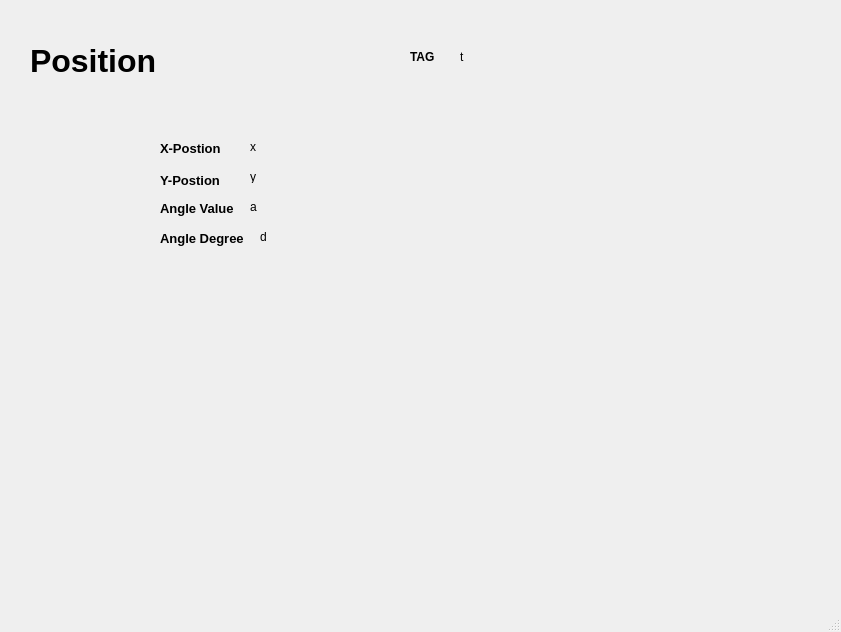
First picture: the form in PGVDSG.ui, repository NOEMOJI041/PGV_GUI, before the edit.
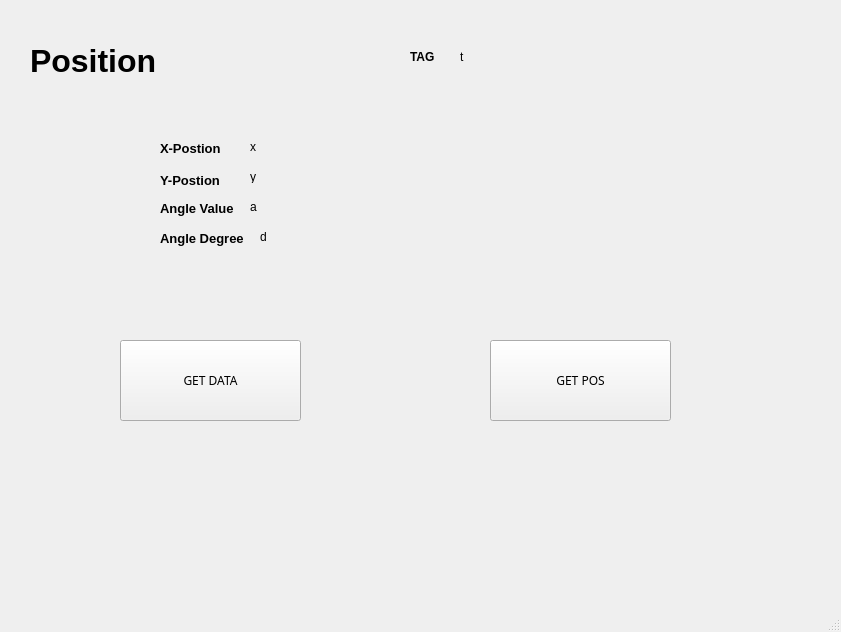
Second picture: the form after the edit. Icons and pictures are not drawn.

Commit message: pos and data update on app

```diff
--- a/PGVDSG.ui
+++ b/PGVDSG.ui
@@ -353,6 +353,44 @@
        <string>d</string>
       </property>
      </widget>
+     <widget class="QPushButton" name="pushButton_4">
+      <property name="geometry">
+       <rect>
+        <x>120</x>
+        <y>340</y>
+        <width>181</width>
+        <height>81</height>
+       </rect>
+      </property>
+      <property name="font">
+       <font>
+        <family>8514oem</family>
+       </font>
+      </property>
+      <property name="text">
+       <string>GET DATA</string>
+      </property>
+     </widget>
+     <widget class="QPushButton" name="pushButton_5">
+      <property name="geometry">
+       <rect>
+        <x>490</x>
+        <y>340</y>
+        <width>181</width>
+        <height>81</height>
+       </rect>
+      </property>
+      <property name="font">
+       <font>
+        <family>8514oem</family>
+        <weight>50</weight>
+        <bold>false</bold>
+       </font>
+      </property>
+      <property name="text">
+       <string>GET POS</string>
+      </property>
+     </widget>
     </widget>
     <widget class="QWidget" name="page_4">
      <widget class="QLabel" name="label_6">
```
The commit also changes 3 other files.
